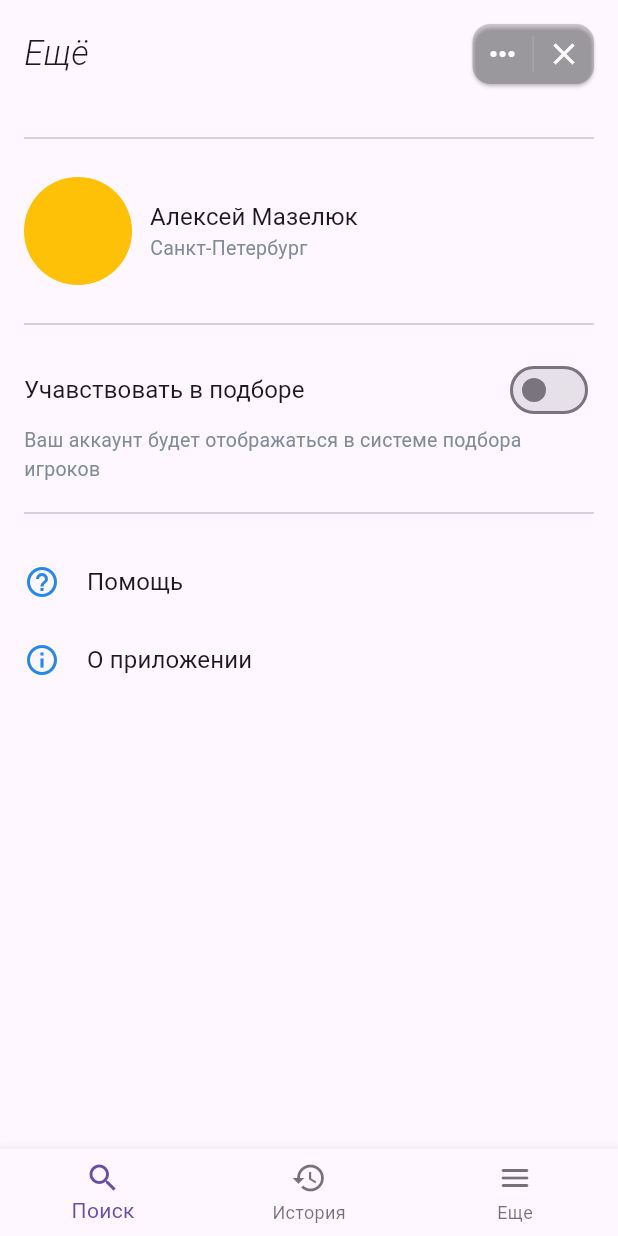
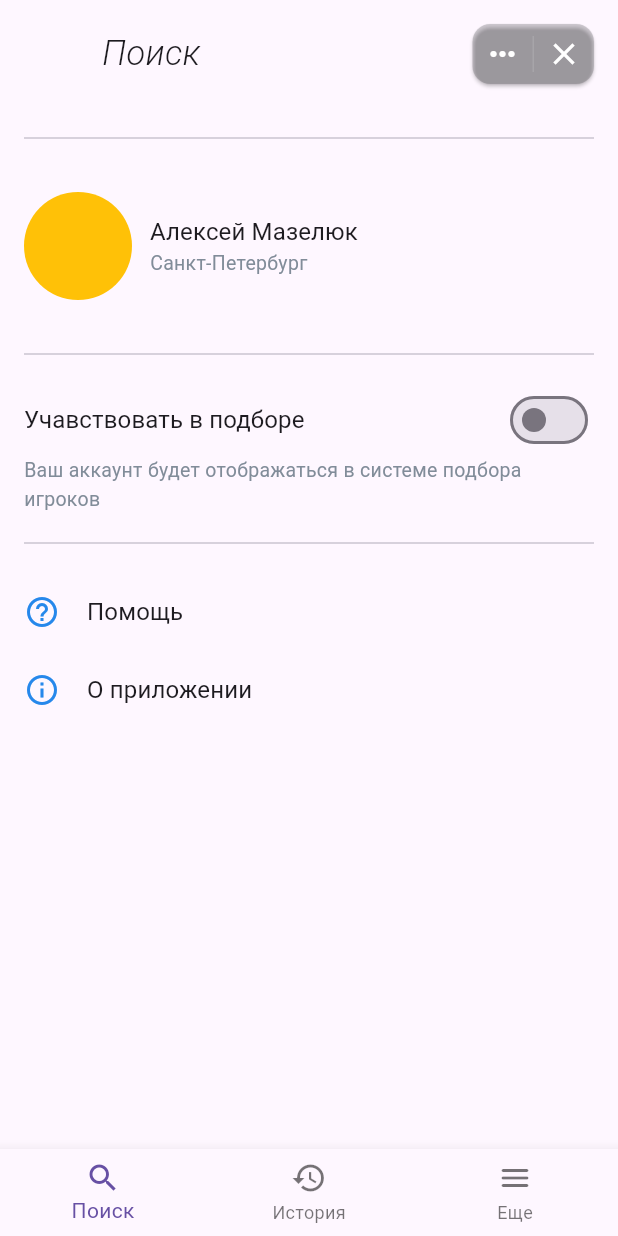
Before and after one commit to Dash-Inside/party, a Flutter app: the ProfilePage screen opened directly, on a phone screen of 412 x 824 dp. Run offline on Flutter 3.47's test engine with Material 2 defaults, Android fonts, the phone set to English and light mode, and no system bars; our stand-ins replace dartz, equatable, google_fonts.

Commit message:
refactor: improve code quality

```diff
--- a/lib/src/presentation/pages/profile_page.dart
+++ b/lib/src/presentation/pages/profile_page.dart
@@ -2,6 +2,7 @@ import 'package:flutter/material.dart';
 import 'package:google_fonts/google_fonts.dart';
 import 'package:party/src/presentation/widgets/bottom_nav_bar.dart';
 import 'package:party/src/presentation/widgets/panel_header.dart';
+import 'package:party/src/presentation/widgets/profile.dart';
 import 'package:party/src/presentation/widgets/vk_divider.dart';
 
 class ProfilePage extends StatelessWidget {
@@ -29,7 +30,9 @@ class _Content extends StatelessWidget {
   Widget build(BuildContext context) {
     return Expanded(
       child: ListView(children: [
-        Profile(),
+        Profile(
+          padding: EdgeInsets.all(16),
+        ),
         VkDivider(),
         Settings(),
         VkDivider(),
@@ -132,49 +135,3 @@ class Settings extends StatelessWidget {
     );
   }
 }
-
-class Profile extends StatelessWidget {
-  const Profile({
-    super.key,
-  });
-
-  @override
-  Widget build(BuildContext context) {
-    return Padding(
-      padding: const EdgeInsets.symmetric(vertical: 6, horizontal: 16),
-      child: Row(
-        children: [
-          CircleAvatar(
-            radius: 36,
-            backgroundColor: Colors.amber,
-          ),
-          SizedBox(
-            width: 12,
-          ),
-          Column(
-            crossAxisAlignment: CrossAxisAlignment.start,
-            children: [
-              Text(
-                'Алексей Мазелюк',
-                style: GoogleFonts.roboto(
-                  fontWeight: FontWeight.w400,
-                  fontSize: 16,
-                  letterSpacing: 0.1,
-                ),
-              ),
-              Text(
-                'Санкт-Петербург',
-                style: GoogleFonts.roboto(
-                  fontWeight: FontWeight.w400,
-                  fontSize: 13,
-                  letterSpacing: 0.2,
-                  color: Color(0xFF818C99),
-                ),
-              ),
-            ],
-          ),
-        ],
-      ),
-    );
-  }
-}
--- a/lib/src/presentation/widgets/panel_header.dart
+++ b/lib/src/presentation/widgets/panel_header.dart
@@ -3,19 +3,26 @@ import 'package:google_fonts/google_fonts.dart';
 import 'package:party/src/presentation/widgets/double_button.dart';
 
 class PanelHeader extends StatelessWidget {
+  final IconData? icon;
   const PanelHeader({
     super.key,
+    this.icon,
   });
 
   @override
   Widget build(BuildContext context) {
     return Row(
+      mainAxisSize: MainAxisSize.min,
       children: [
+        Padding(
+          padding: const EdgeInsets.all(14.0),
+          child: Icon(icon),
+        ),
         Expanded(
           child: Padding(
             padding: const EdgeInsets.all(16),
             child: Text(
-              'Ещё',
+              'Поиск',
               overflow: TextOverflow.ellipsis,
               style: GoogleFonts.roboto(
                   fontWeight: FontWeight.w300,
--- /dev/null
+++ b/lib/src/presentation/widgets/profile.dart
@@ -0,0 +1,52 @@
+import 'package:flutter/material.dart';
+import 'package:google_fonts/google_fonts.dart';
+
+class Profile extends StatelessWidget {
+  final EdgeInsets padding;
+
+  const Profile({
+    super.key,
+    required this.padding,
+  });
+
+  @override
+  Widget build(BuildContext context) {
+    return Padding(
+      padding: padding,
+      child: Row(
+        mainAxisSize: MainAxisSize.min,
+        children: [
+          CircleAvatar(
+            radius: 36,
+            backgroundColor: Colors.amber,
+          ),
+          SizedBox(
+            width: 12,
+          ),
+          Column(
+            crossAxisAlignment: CrossAxisAlignment.start,
+            children: [
+              Text(
+                'Алексей Мазелюк',
+                style: GoogleFonts.roboto(
+                  fontWeight: FontWeight.w400,
+                  fontSize: 16,
+                  letterSpacing: 0.1,
+                ),
+              ),
+              Text(
+                'Санкт-Петербург',
+                style: GoogleFonts.roboto(
+                  fontWeight: FontWeight.w400,
+                  fontSize: 13,
+                  letterSpacing: 0.2,
+                  color: Color(0xFF818C99),
+                ),
+              ),
+            ],
+          ),
+        ],
+      ),
+    );
+  }
+}
```
Also changed, not shown: lib/src/presentation/pages/init_page.dart (+55 -174 lines).
